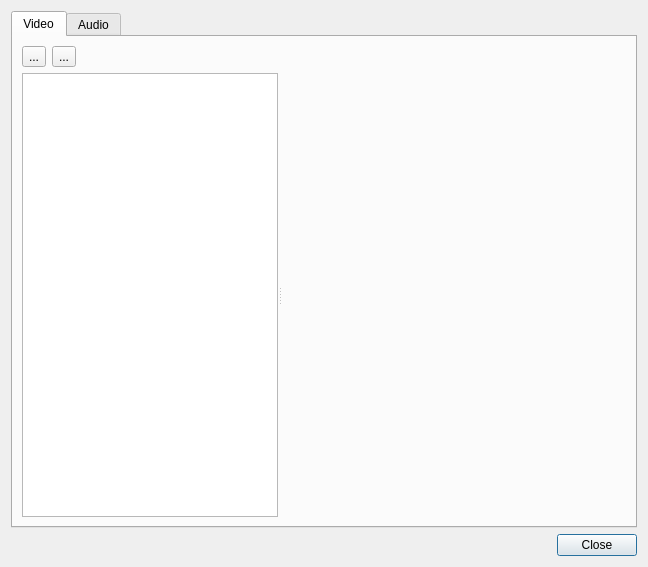
Before: the Qt Designer form app/ui/filters.ui in hftom/MachinTruc, drawn with Qt 5.
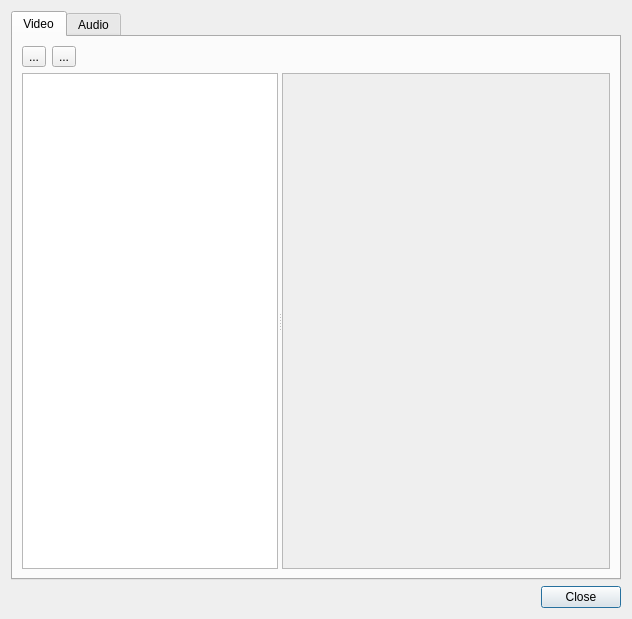
After: the same form once the commit is applied. Icons and pictures are not drawn.

Commit message: Introduce clip filters

Patch:
```diff
--- a/app/ui/filters.ui
+++ b/app/ui/filters.ui
@@ -6,8 +6,8 @@
    <rect>
     <x>0</x>
     <y>0</y>
-    <width>648</width>
-    <height>567</height>
+    <width>632</width>
+    <height>619</height>
    </rect>
   </property>
   <property name="windowTitle">
@@ -102,21 +102,16 @@
                </sizepolicy>
               </property>
              </widget>
-             <widget class="QWidget" name="videoParamWidget" native="true">
+             <widget class="QScrollArea" name="videoParamWidget">
               <property name="sizePolicy">
                <sizepolicy hsizetype="Expanding" vsizetype="Expanding">
                 <horstretch>1</horstretch>
                 <verstretch>0</verstretch>
                </sizepolicy>
               </property>
-              <layout class="QGridLayout" name="videoWidgetLayout">
-               <property name="margin">
-                <number>0</number>
-               </property>
-               <property name="spacing">
-                <number>0</number>
-               </property>
-              </layout>
+              <property name="widgetResizable">
+               <bool>true</bool>
+              </property>
              </widget>
             </widget>
            </item>
```
Left out of the diff: 13 changed lines with no effect on the pictures. The commit also changes 58 other files.
